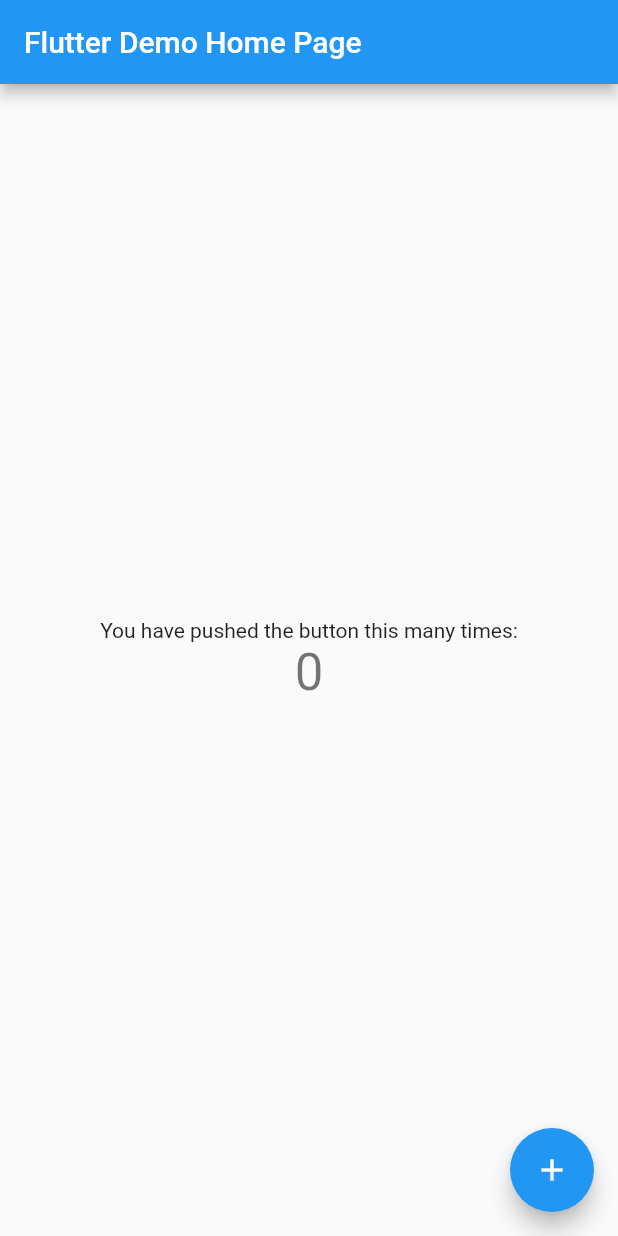
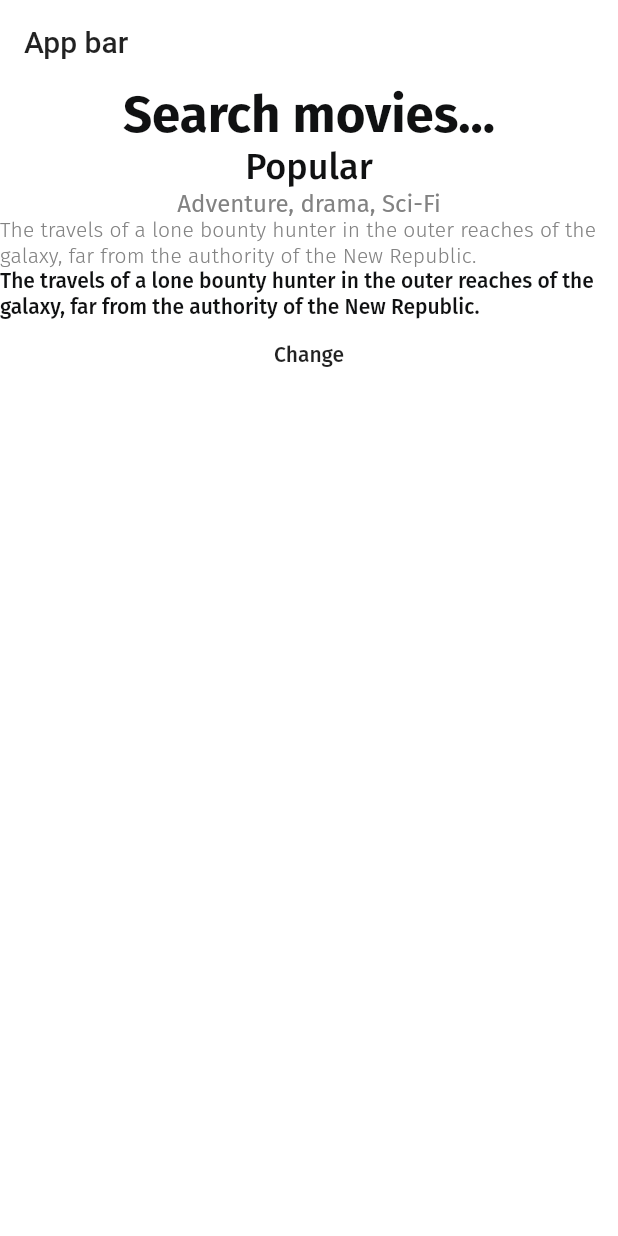
Before and after one commit to vitorverasm/moviedb-flutter, a Flutter app: the screen it shows after launch, on a phone screen of 412 x 824 dp. Run offline on Flutter 3.47's test engine with Material 2 defaults, Android fonts, the phone set to English and light mode, and no system bars; our stand-ins replace google_fonts.

Commit message:
feat: Initial project structure

```diff
--- /dev/null
+++ b/lib/components/themed_widget.dart
@@ -0,0 +1,20 @@
+import 'package:flutter/material.dart';
+import 'package:moviedb/providers/theme_provider.dart';
+import 'package:provider/provider.dart';
+
+class ThemedWidget extends StatelessWidget {
+  final Widget Function(BuildContext context, ThemeProvider theme, Widget child)
+      builder;
+
+  const ThemedWidget({
+    Key key,
+    @required this.builder,
+  }) : super(key: key);
+
+  @override
+  Widget build(BuildContext context) {
+    return Consumer<ThemeProvider>(
+      builder: builder,
+    );
+  }
+}
--- a/lib/main.dart
+++ b/lib/main.dart
@@ -1,117 +1,28 @@
 import 'package:flutter/material.dart';
+import 'package:moviedb/providers/theme_provider.dart';
+import 'package:moviedb/screens/home/home_screen.dart';
+import 'package:moviedb/utils/theme.dart';
+import 'package:provider/provider.dart';
 
 void main() {
   runApp(MyApp());
 }
 
 class MyApp extends StatelessWidget {
-  // This widget is the root of your application.
   @override
   Widget build(BuildContext context) {
-    return MaterialApp(
-      title: 'Flutter Demo',
-      theme: ThemeData(
-        // This is the theme of your application.
-        //
-        // Try running your application with "flutter run". You'll see the
-        // application has a blue toolbar. Then, without quitting the app, try
-        // changing the primarySwatch below to Colors.green and then invoke
-        // "hot reload" (press "r" in the console where you ran "flutter run",
-        // or simply save your changes to "hot reload" in a Flutter IDE).
-        // Notice that the counter didn't reset back to zero; the application
-        // is not restarted.
-        primarySwatch: Colors.blue,
-        // This makes the visual density adapt to the platform that you run
-        // the app on. For desktop platforms, the controls will be smaller and
-        // closer together (more dense) than on mobile platforms.
-        visualDensity: VisualDensity.adaptivePlatformDensity,
+    return ChangeNotifierProvider(
+      create: (context) => ThemeProvider(),
+      child: Consumer<ThemeProvider>(
+        builder: (context, theme, child) => MaterialApp(
+          debugShowCheckedModeBanner: false,
+          title: 'Moviedb',
+          theme: lightThemeData(context),
+          darkTheme: darkThemeData(context),
+          themeMode: theme.isLightTheme ? ThemeMode.light : ThemeMode.dark,
+          home: HomeScreen(),
+        ),
       ),
-      home: MyHomePage(title: 'Flutter Demo Home Page'),
     );
   }
 }
-
-class MyHomePage extends StatefulWidget {
-  MyHomePage({Key key, this.title}) : super(key: key);
-
-  // This widget is the home page of your application. It is stateful, meaning
-  // that it has a State object (defined below) that contains fields that affect
-  // how it looks.
-
-  // This class is the configuration for the state. It holds the values (in this
-  // case the title) provided by the parent (in this case the App widget) and
-  // used by the build method of the State. Fields in a Widget subclass are
-  // always marked "final".
-
-  final String title;
-
-  @override
-  _MyHomePageState createState() => _MyHomePageState();
-}
-
-class _MyHomePageState extends State<MyHomePage> {
-  int _counter = 0;
-
-  void _incrementCounter() {
-    setState(() {
-      // This call to setState tells the Flutter framework that something has
-      // changed in this State, which causes it to rerun the build method below
-      // so that the display can reflect the updated values. If we changed
-      // _counter without calling setState(), then the build method would not be
-      // called again, and so nothing would appear to happen.
-      _counter++;
-    });
-  }
-
-  @override
-  Widget build(BuildContext context) {
-    // This method is rerun every time setState is called, for instance as done
-    // by the _incrementCounter method above.
-    //
-    // The Flutter framework has been optimized to make rerunning build methods
-    // fast, so that you can just rebuild anything that needs updating rather
-    // than having to individually change instances of widgets.
-    return Scaffold(
-      appBar: AppBar(
-        // Here we take the value from the MyHomePage object that was created by
-        // the App.build method, and use it to set our appbar title.
-        title: Text(widget.title),
-      ),
-      body: Center(
-        // Center is a layout widget. It takes a single child and positions it
-        // in the middle of the parent.
-        child: Column(
-          // Column is also a layout widget. It takes a list of children and
-          // arranges them vertically. By default, it sizes itself to fit its
-          // children horizontally, and tries to be as tall as its parent.
-          //
-          // Invoke "debug painting" (press "p" in the console, choose the
-          // "Toggle Debug Paint" action from the Flutter Inspector in Android
-          // Studio, or the "Toggle Debug Paint" command in Visual Studio Code)
-          // to see the wireframe for each widget.
-          //
-          // Column has various properties to control how it sizes itself and
-          // how it positions its children. Here we use mainAxisAlignment to
-          // center the children vertically; the main axis here is the vertical
-          // axis because Columns are vertical (the cross axis would be
-          // horizontal).
-          mainAxisAlignment: MainAxisAlignment.center,
-          children: <Widget>[
-            Text(
-              'You have pushed the button this many times:',
-            ),
-            Text(
-              '$_counter',
-              style: Theme.of(context).textTheme.headline4,
-            ),
-          ],
-        ),
-      ),
-      floatingActionButton: FloatingActionButton(
-        onPressed: _incrementCounter,
-        tooltip: 'Increment',
-        child: Icon(Icons.add),
-      ), // This trailing comma makes auto-formatting nicer for build methods.
-    );
-  }
-}
--- /dev/null
+++ b/lib/providers/theme_provider.dart
@@ -0,0 +1,12 @@
+import 'package:flutter/material.dart';
+
+class ThemeProvider with ChangeNotifier {
+  bool _isLightTheme = true;
+
+  void changeTheme() {
+    _isLightTheme = !_isLightTheme;
+    notifyListeners();
+  }
+
+  bool get isLightTheme => _isLightTheme;
+}
--- /dev/null
+++ b/lib/screens/home/home_screen.dart
@@ -0,0 +1,48 @@
+import 'package:flutter/material.dart';
+import 'package:moviedb/components/themed_widget.dart';
+import 'package:moviedb/utils/size_config.dart';
+
+class HomeScreen extends StatelessWidget {
+  const HomeScreen({Key key}) : super(key: key);
+
+  @override
+  Widget build(BuildContext context) {
+    SizeConfig().init(context);
+
+    return Scaffold(
+      appBar: AppBar(
+        title: Text("App bar"),
+      ),
+      body: Container(
+        child: Column(
+          children: [
+            Text(
+              "Search movies...",
+              style: Theme.of(context).textTheme.headline1,
+            ),
+            Text(
+              "Popular",
+              style: Theme.of(context).textTheme.headline2,
+            ),
+            Text(
+              "Adventure, drama, Sci-Fi",
+              style: Theme.of(context).textTheme.subtitle1,
+            ),
+            Text(
+              "The travels of a lone bounty hunter in the outer reaches of the galaxy, far from the authority of the New Republic.",
+              style: Theme.of(context).textTheme.subtitle2,
+            ),
+            Text(
+              "The travels of a lone bounty hunter in the outer reaches of the galaxy, far from the authority of the New Republic.",
+              style: Theme.of(context).textTheme.bodyText1,
+            ),
+            ThemedWidget(
+              builder: (context, theme, child) => FlatButton(
+                  onPressed: theme.changeTheme, child: Text("Change")),
+            )
+          ],
+        ),
+      ),
+    );
+  }
+}
--- /dev/null
+++ b/lib/utils/constants.dart
@@ -0,0 +1,27 @@
+import 'package:flutter/material.dart';
+
+// Colors
+const kPrimaryColor = Color(0xFFFF97B3);
+const kSecondaryLightColor = Color(0xFFE4E9F2);
+const kSecondaryDarkColor = Color(0xFF404040);
+const kAccentLightColor = Color(0xFFB3BFD7);
+const kAccentDarkColor = Color(0xFF4E4E4E);
+const kBackgroundLightColor = Color(0xFFFFFFFF);
+const kBackgroundDarkColor = Color(0x11111111);
+const kSurfaceDarkColor = Color(0xFF222225);
+
+// Icon Colors
+const kAccentIconLightColor = Color(0xFFECEFF5);
+const kAccentIconDarkColor = Color(0xFF303030);
+const kPrimaryIconLightColor = Color(0xFFECEFF5);
+const kPrimaryIconDarkColor = Color(0xFF232323);
+
+// Text Colors
+const kBodyTextColorLight = Color(0xFF101112);
+const kBodyTextColorDark = Colors.white;
+const kTitleTextLightColor = Color(0xFF101112);
+const kSubTitleTextLightColor = Color(0xFF828282);
+const kSubTitleTextDarkColor = Color(0xFFE0E0E0);
+const kTitleTextDarkColor = Colors.white;
+
+const kShadowColor = Color(0xFF364564);
--- /dev/null
+++ b/lib/utils/size_config.dart
@@ -0,0 +1,16 @@
+import 'package:flutter/material.dart';
+
+class SizeConfig {
+  static MediaQueryData _mediaQueryData;
+  static double screenWidth;
+  static double screenHeight;
+  static double defaultSize;
+  static Orientation orientation;
+
+  void init(BuildContext context) {
+    _mediaQueryData = MediaQuery.of(context);
+    screenWidth = _mediaQueryData.size.width;
+    screenHeight = _mediaQueryData.size.height;
+    orientation = _mediaQueryData.orientation;
+  }
+}
--- /dev/null
+++ b/lib/utils/theme.dart
@@ -0,0 +1,98 @@
+import 'package:flutter/material.dart';
+import 'package:google_fonts/google_fonts.dart';
+
+import 'constants.dart';
+
+ThemeData lightThemeData(BuildContext context) {
+  return ThemeData(
+    appBarTheme: appBarTheme,
+    primaryColor: kPrimaryColor,
+    accentColor: kAccentLightColor,
+    scaffoldBackgroundColor: kBackgroundLightColor,
+    colorScheme: ColorScheme.light(
+      secondary: kSecondaryLightColor,
+    ),
+    backgroundColor: kBackgroundLightColor,
+    iconTheme: IconThemeData(color: kBodyTextColorLight),
+    accentIconTheme: IconThemeData(color: kAccentIconLightColor),
+    primaryIconTheme: IconThemeData(color: kPrimaryIconLightColor),
+    textTheme: GoogleFonts.firaSansTextTheme().copyWith(
+      headline1: GoogleFonts.firaSans(
+          textStyle: TextStyle(
+              color: kTitleTextLightColor,
+              fontSize: 34,
+              fontWeight: FontWeight.bold)),
+      headline2: GoogleFonts.firaSans(
+          textStyle: TextStyle(
+              color: kTitleTextLightColor,
+              fontSize: 24,
+              fontWeight: FontWeight.w500)),
+      subtitle1: GoogleFonts.firaSans(
+          textStyle: TextStyle(
+              color: kSubTitleTextLightColor,
+              fontSize: 16,
+              fontWeight: FontWeight.normal)),
+      subtitle2: GoogleFonts.firaSans(
+          textStyle: TextStyle(
+              color: kSubTitleTextLightColor,
+              fontSize: 14,
+              fontWeight: FontWeight.w300)),
+      bodyText1: GoogleFonts.firaSans(
+          textStyle: TextStyle(
+        color: kBodyTextColorLight,
+      )),
+      bodyText2: GoogleFonts.firaSans(
+          textStyle: TextStyle(
+        color: kBodyTextColorLight,
+      )),
+    ),
+  );
+}
+
+ThemeData darkThemeData(BuildContext context) {
+  return ThemeData.dark().copyWith(
+    primaryColor: kPrimaryColor,
+    accentColor: kAccentDarkColor,
+    scaffoldBackgroundColor: kBackgroundDarkColor,
+    appBarTheme: appBarTheme,
+    colorScheme: ColorScheme.light(
+      secondary: kSecondaryDarkColor,
+      surface: kSurfaceDarkColor,
+    ),
+    backgroundColor: kBackgroundDarkColor,
+    iconTheme: IconThemeData(color: kBodyTextColorDark),
+    accentIconTheme: IconThemeData(color: kAccentIconDarkColor),
+    primaryIconTheme: IconThemeData(color: kPrimaryIconDarkColor),
+    textTheme: GoogleFonts.latoTextTheme().copyWith(
+        headline1: GoogleFonts.firaSans(
+            textStyle: TextStyle(
+                color: kTitleTextDarkColor,
+                fontSize: 34,
+                fontWeight: FontWeight.bold)),
+        headline2: GoogleFonts.firaSans(
+            textStyle: TextStyle(
+                color: kTitleTextDarkColor,
+                fontSize: 24,
+                fontWeight: FontWeight.w500)),
+        subtitle1: GoogleFonts.firaSans(
+            textStyle: TextStyle(
+                color: kSubTitleTextDarkColor,
+                fontSize: 16,
+                fontWeight: FontWeight.normal)),
+        subtitle2: GoogleFonts.firaSans(
+            textStyle: TextStyle(
+                color: kSubTitleTextDarkColor,
+                fontSize: 14,
+                fontWeight: FontWeight.w300)),
+        bodyText1: GoogleFonts.firaSans(
+            textStyle: TextStyle(
+          color: kBodyTextColorDark,
+        )),
+        bodyText2: GoogleFonts.firaSans(
+            textStyle: TextStyle(
+          color: kBodyTextColorDark,
+        ))),
+  );
+}
+
+AppBarTheme appBarTheme = AppBarTheme(color: Colors.transparent, elevation: 0);
```
Also changed, not shown: 2 other files.
